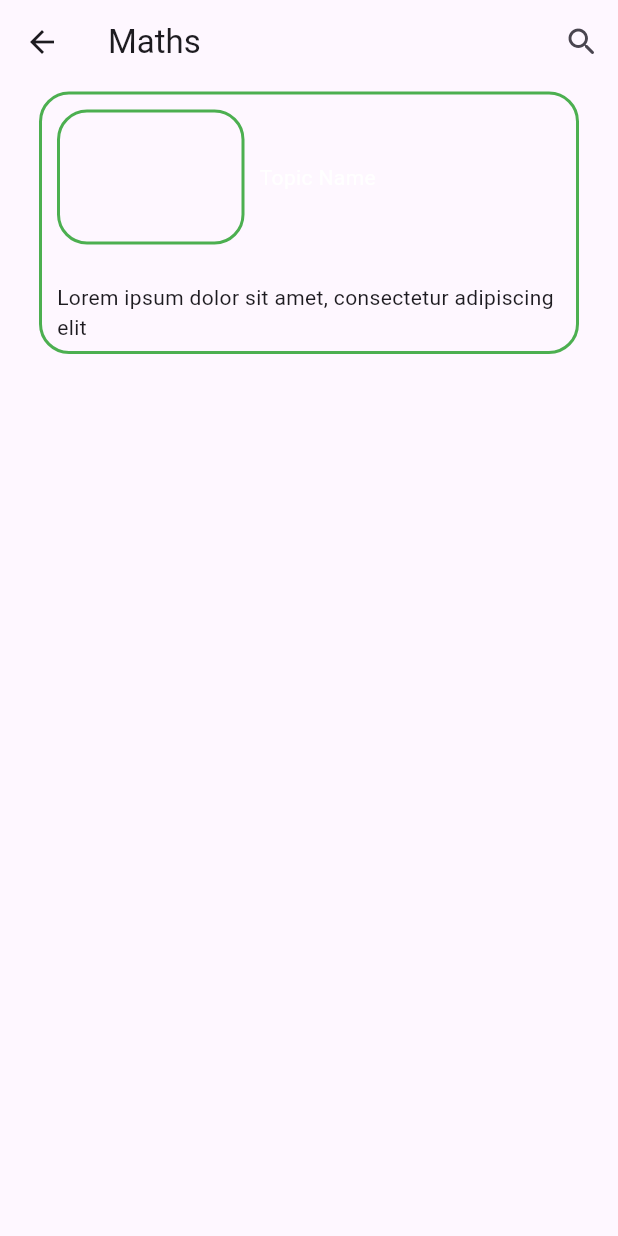
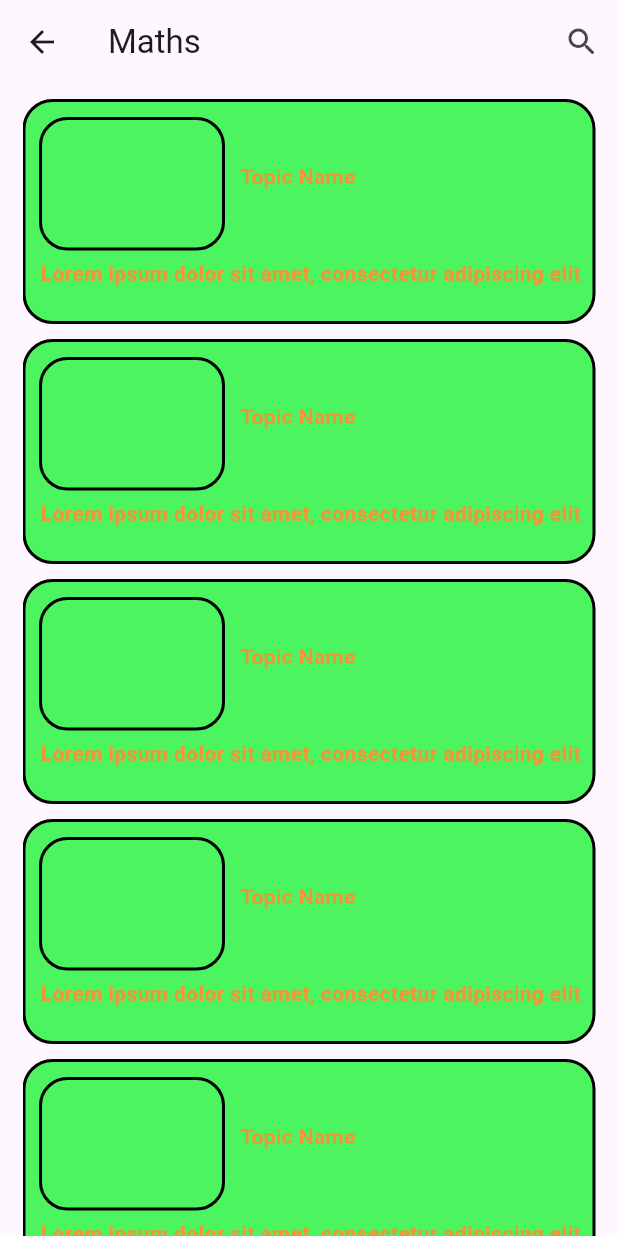
Before and after one commit to GAMEA9G/qremo, a Flutter app: the screen it shows after launch, after a tap on "Maths", on a phone screen of 412 x 824 dp. Run offline on Flutter 3.47's test engine with Material 3 defaults, Android fonts, the light colour scheme and no system bars; our stand-ins replace flutter_svg, pie_chart; network calls fail.

Commit message:
made high update for a long time

```diff
--- a/lib/main.dart
+++ b/lib/main.dart
@@ -1,9 +1,13 @@
 // Main entry point for the Qremo app
 import 'package:pie_chart/pie_chart.dart';
 import 'package:flutter/material.dart';
-
+import 'package:http/http.dart' as http;
 import 'package:flutter_svg/flutter_svg.dart';
 
+String url = '';
+Color purple = Color.fromRGBO(111, 56, 242, 1);
+Color orange = Color.fromRGBO(242, 149, 56, 1);
+Color green = Color.fromRGBO(76,244,95,1);
 List<String> subjectsList = [
   "Maths",
   "Biology",
@@ -25,7 +29,7 @@ class QremoApp extends StatelessWidget {
 
       theme: ThemeData(primarySwatch: Colors.green),
       darkTheme: ThemeData.dark(),
-      themeMode: ThemeMode.system, // Use system theme (light or dark)
+      themeMode: ThemeMode.system,
       home: const HomePage(),
       debugShowCheckedModeBanner: false,
     );
@@ -187,10 +191,7 @@ class Profile extends StatelessWidget {
                 child: Stack(
                   children: [
                     // Container with the background and content
-                    Material(
-                      color: Colors
-                          .transparent, // Make sure the Material widget is transparent
-                      child: Container(
+                    Container(
                         decoration: BoxDecoration(
                           borderRadius: BorderRadius.circular(20),
                           color: Color.fromRGBO(30, 30, 46, 1),
@@ -225,7 +226,6 @@ class Profile extends StatelessWidget {
                               ),
                             )
                           ],
-                        ),
                         ),
                       ),
 
@@ -290,6 +290,7 @@ class NotesPage extends StatelessWidget {
   }
 }
 
+
 class QuizPage extends StatelessWidget {
   const QuizPage({super.key});
 
@@ -302,10 +303,12 @@ class QuizPage extends StatelessWidget {
         decoration: BoxDecoration(
           color: Theme.of(context).cardColor,
           borderRadius: const BorderRadius.all(
-                  Radius.circular(20)), // Rounded corners
+            Radius.circular(20), // Rounded corners
+          ),
         ),
         child: SingleChildScrollView(
-                child: Column(children: [
+          child: Column(
+            children: [
               AppBar(
                 title: Text("Quiz page"),
               ),
@@ -319,16 +322,19 @@ class QuizPage extends StatelessWidget {
                   ),
                   enabledBorder: OutlineInputBorder(
                     borderRadius: const BorderRadius.all(
-                        Radius.circular(20)), // Rounded corners
+                      Radius.circular(20),
+                    ), // Rounded corners
                     borderSide: BorderSide(color: Colors.green, width: 2),
                   ),
                   focusedBorder: OutlineInputBorder(
                     // Border when the field is focused
                     borderRadius: const BorderRadius.all(
-                        Radius.circular(20)), // Rounded corners
+                      Radius.circular(20),
+                    ), // Rounded corners
                     borderSide: BorderSide(
                       color: Colors.green,
-                        width: 2), // Border color and width
+                      width: 2,
+                    ), // Border color and width
                   ),
                 ),
               ),
@@ -338,30 +344,18 @@ class QuizPage extends StatelessWidget {
                 width: 360,
                 height: 200,
                 decoration: BoxDecoration(
-                    border: Border(
-                        top: BorderSide(
                   color: Colors.green,
-                            width: 2,
-                            style: BorderStyle.solid),
-                        left: BorderSide(
-                            color: Colors.green,
-                            width: 2,
-                            style: BorderStyle.solid),
-                        right: BorderSide(
-                            color: Colors.green,
-                            width: 2,
-                            style: BorderStyle.solid),
-                        bottom: BorderSide(
-                          color: Colors.green,
-                          width: 2,
-                          style: BorderStyle.solid,
-                        )),
-                    borderRadius: BorderRadius.circular(20)),
-              )
-            ]))));
+                  border: Border.all(color: Colors.orange, width: 2),
+                  borderRadius: BorderRadius.circular(20),
+                ),
+              ),
+            ],
+          ),
+        ),
+      ),
+    );
   }
 }
-
 // Notes Page
 class HomePageNew extends StatelessWidget {
   const HomePageNew({super.key});
@@ -543,41 +537,51 @@ class _SubjectMenuState extends State<SubjectMenu> {
                               borderSide:
                                   BorderSide(color: Colors.green, width: 2),
                             ),
-                        ),
                           )
-                    : Container(
+                        )
+                      :ListView.builder(
+                          itemCount: 10,
+                          shrinkWrap: true,
+                          itemBuilder: (BuildContext context, int index) {
+                            return Container(
                                 alignment: Alignment.bottomCenter,
-                        margin: EdgeInsets.only(top: 5),
+                                margin: EdgeInsets.only(top: 10),
                                 width: 360,
-                        height: 175,
+                                height: 150,
                                 decoration: BoxDecoration(
-                          border: Border.all(color: Colors.green, width: 2),
+                                color: green,
+                                  border:
+                                      Border.all(color: Colors.black, width: 2),
                                   borderRadius: BorderRadius.circular(20),
                                 ),
                                 child: Wrap(
-                          runSpacing: 10,
+                                  runSpacing: 5,
                                   children: [
                                     Row(
                                       children: [
                                         Column(
-                                  mainAxisAlignment: MainAxisAlignment.start,
+                                          mainAxisAlignment:
+                                              MainAxisAlignment.start,
                                           children: [
                                             Container(
-                                      margin: EdgeInsets.all(10),
-                                      width: 125,
-                                      height: 90,
+                                              margin: EdgeInsets.only(
+                                                  left: 9, right: 10, top: 10),
+                                              width: 124,
+                                              height: 89,
                                               decoration: BoxDecoration(
                                                                                                    border: Border.all(
-                                              color: Colors.green, width: 2),
+                                                      color: Colors.black,
+                                                      width: 2),
                                                   borderRadius:
-                                              BorderRadius.circular(20)),
+                                                      BorderRadius.circular(
+                                                          19)),
                                             ),
                                           ],
                                         ),
                                         Text(
                                           textAlign: TextAlign.center,
                                           "Topic Name",
-                                  style: TextStyle(color: Colors.white),
+                                          style: TextStyle(color: orange,fontWeight: FontWeight.bold),
                                         ),
                                       ],
                                     ),
@@ -585,18 +589,16 @@ class _SubjectMenuState extends State<SubjectMenu> {
                                       children: [
                                         Padding(
                                           padding: EdgeInsets.only(
-                                      top: 5, bottom: 35, left: 10),
+                                              bottom: 34, left: 10),
                                           child: Text(
-                                      "Lorem ipsum dolor sit amet, consectetur adipiscing elit"),
+                                              "Lorem ipsum dolor sit amet, consectetur adipiscing elit",style: TextStyle(color: orange,fontWeight: FontWeight.bold)),
                                         )
                                       ],
                                     )
                                   ],
-                        )),
-              ]),
-            ),
-          ),
                                 ));
+                          })
+                ])))));
   }
 }
 
```
Lines whose indentation alone changed are shown as unchanged.
